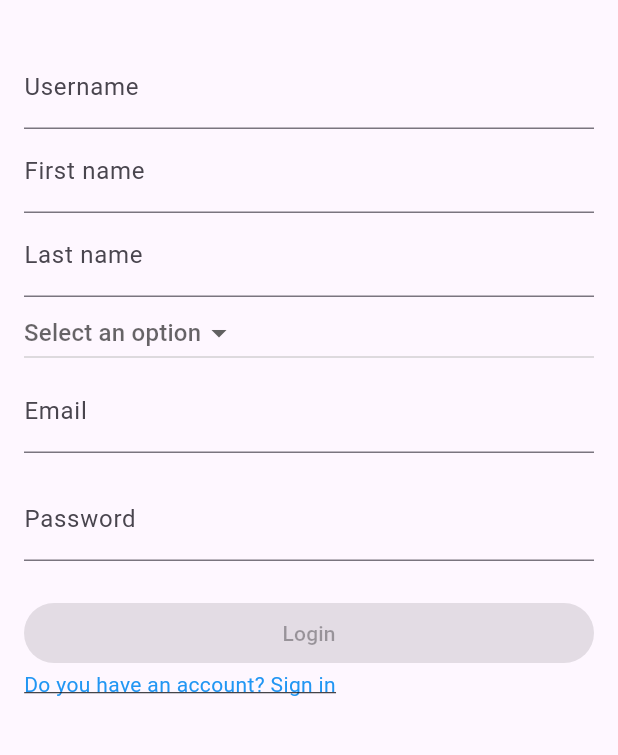
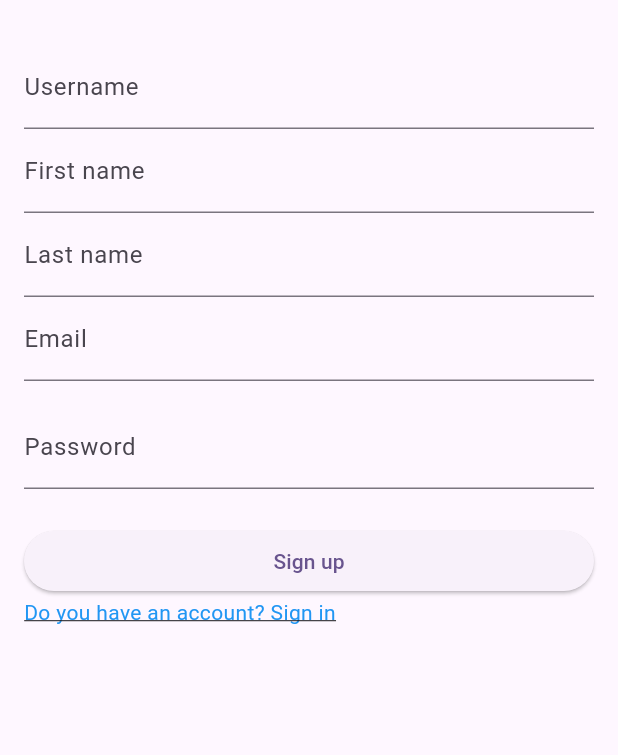
Before and after one commit to irumvabric/tiqtshop, a Flutter app: the SignUpPage screen opened directly, on a phone screen of 412 x 824 dp, the part 63-818 px from its top. Run offline on Flutter 3.47's test engine with Material 3 defaults, Android fonts, the phone set to English and light mode, and no system bars; our stand-ins replace dio, shared_preferences; missing offline and left inert: mobile_scanner; accounts and stored records are empty.

Commit message:
Don't know 2 AM 2

```diff
--- a/lib/screens/signup.dart
+++ b/lib/screens/signup.dart
@@ -14,8 +14,8 @@ class _SignUpPageState extends State<SignUpPage> {
   final _firstNameController = TextEditingController();
   final _lastNameController = TextEditingController();
 
-  String? _selectedValue;
-  final List<String> _items = ['female', 'male'];
+  // final String _selectedValue;
+  // final List<String> _items = ['female', 'male'];
 
   final _emailController = TextEditingController();
   final _passwordController = TextEditingController();
@@ -197,21 +197,21 @@ class _SignUpPageState extends State<SignUpPage> {
                   return null;
                 },
               ),
-              DropdownButton<String>(
-                hint: Text('Select an option'),
-                value: _selectedValue,
-                items: _items.map((String item) {
-                  return DropdownMenuItem<String>(
-                    value: item,
-                    child: Text(item),
-                  );
-                }).toList(),
-                onChanged: (newValue) {
-                  setState(() {
-                    _selectedValue = newValue;
-                  });
-                },
-              ),
+              // DropdownButton<String>(
+              //   hint: Text('Select an option'),
+              //   value: _selectedValue,
+              //   items: _items.map((String item) {
+              //     return DropdownMenuItem<String>(
+              //       value: item,
+              //       child: Text(item),
+              //     );
+              //   }).toList(),
+              //   onChanged: (newValue) {
+              //     setState(() {
+              //       _selectedValue = newValue;
+              //     });
+              //   },
+              // ),
               TextFormField(
                 controller: _emailController,
                 decoration: InputDecoration(labelText: 'Email'),
@@ -237,8 +237,8 @@ class _SignUpPageState extends State<SignUpPage> {
               ),
               SizedBox(height: 24),
               ElevatedButton(
-                onPressed: signUp(),
-                child: Text('Login'),
+                onPressed: _signup,
+                child: Text('Sign up'),
               ),
               GestureDetector(
                 onTap: () {
@@ -273,7 +273,7 @@ class _SignUpPageState extends State<SignUpPage> {
             _passwordController.text,
             _firstNameController.text,
             _lastNameController.text,
-            null?._selectedValue.text);
+            "");
         ScaffoldMessenger.of(context).showSnackBar(
           SnackBar(content: Text('Sign up successful')),
         );
@@ -294,7 +294,6 @@ class _SignUpPageState extends State<SignUpPage> {
     _passwordController.dispose();
     _firstNameController.dispose();
     _lastNameController.dispose();
-    null?._selectedValue.dispose();
     super.dispose();
   }
 }
```
Also changed, not shown: lib/backend/auth.dart (+47 -4 lines).
